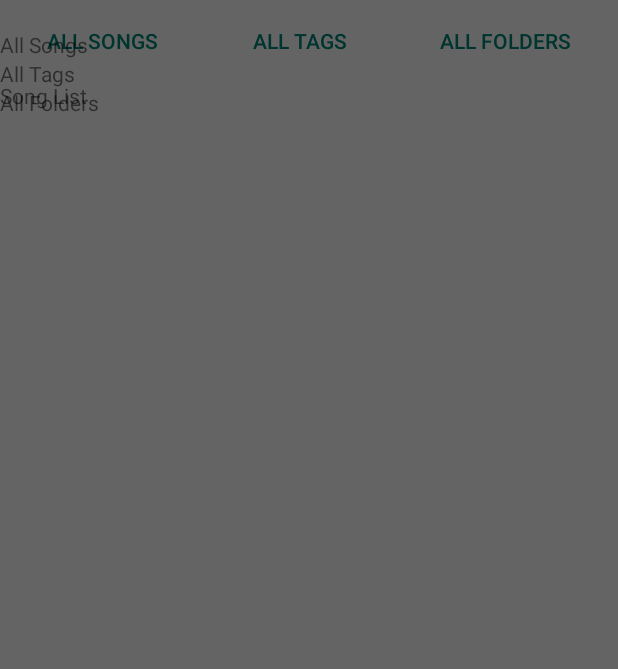
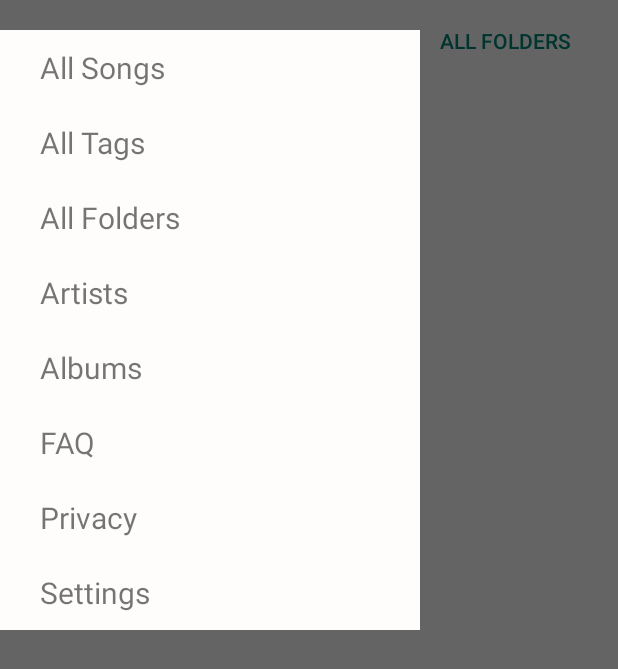
Before and after one commit to iSparkle/WhyDNE_Audio, an Android app: the screen it shows after launch (AllSongsActivity), with the side drawer open, on a phone screen of 412 x 824 dp. Shown: the top 669 px of the screen. Run offline under Robolectric (Android 15) with nearby library versions, the phone set to English and light mode, and no system bars.

Commit message:
SideMenu: Expand base layout

```diff
--- a/app/src/main/res/layout/fragment_side_menu.xml
+++ b/app/src/main/res/layout/fragment_side_menu.xml
@@ -1,28 +1,68 @@
 <?xml version="1.0" encoding="utf-8"?>
-<LinearLayout xmlns:android="http://schemas.android.com/apk/res/android"
+<LinearLayout style="@style/SideBarMenu"
+    xmlns:android="http://schemas.android.com/apk/res/android"
     xmlns:tools="http://schemas.android.com/tools"
-    android:layout_width="match_parent"
-    android:layout_height="match_parent"
+    android:layout_width="wrap_content"
+    android:layout_height="wrap_content"
+    android:background="#FFFCFC"
     android:orientation="vertical"
     tools:context=".SideMenuFragment">
 
     <!-- TODO: Update blank fragment layout -->
     <TextView
         android:id="@+id/txtAllSongs"
+        style="@style/SideBarMenuItem"
         android:layout_width="match_parent"
-        android:layout_height="match_parent"
+        android:layout_height="wrap_content"
         android:text="@string/menu_allsongs" />
 
     <TextView
         android:id="@+id/txtAllTags"
+        style="@style/SideBarMenuItem"
         android:layout_width="match_parent"
         android:layout_height="wrap_content"
         android:text="@string/menu_alltags" />
 
     <TextView
         android:id="@+id/txtAllFolders"
+        style="@style/SideBarMenuItem"
         android:layout_width="match_parent"
         android:layout_height="wrap_content"
         android:text="@string/menu_allfolders" />
 
+    <TextView
+        android:id="@+id/txtAllArtists"
+        style="@style/SideBarMenuItem"
+        android:layout_width="match_parent"
+        android:layout_height="wrap_content"
+        android:text="@string/menu_allartists" />
+
+    <TextView
+        android:id="@+id/txtAllAlbums"
+        style="@style/SideBarMenuItem"
+        android:layout_width="match_parent"
+        android:layout_height="wrap_content"
+        android:text="@string/menu_allalbums" />
+
+    <TextView
+        android:id="@+id/txtFaq"
+        style="@style/SideBarMenuItem"
+        android:layout_width="match_parent"
+        android:layout_height="wrap_content"
+        android:text="@string/menu_faq" />
+
+    <TextView
+        android:id="@+id/txtPrivacy"
+        style="@style/SideBarMenuItem"
+        android:layout_width="match_parent"
+        android:layout_height="wrap_content"
+        android:text="@string/menu_privacy" />
+
+    <TextView
+        android:id="@+id/txtSettings"
+        style="@style/SideBarMenuItem"
+        android:layout_width="match_parent"
+        android:layout_height="wrap_content"
+        android:text="@string/menu_settings" />
+
 </LinearLayout>
--- a/app/src/main/res/values/strings.xml
+++ b/app/src/main/res/values/strings.xml
@@ -1,6 +1,11 @@
 <resources>
     <string name="app_name">WhyDNE Audio</string>
+		<string name="menu_allalbums">Albums</string>
+		<string name="menu_allartists">Artists</string>
     <string name="menu_allfolders">All Folders</string>
     <string name="menu_allsongs">All Songs</string>
     <string name="menu_alltags">All Tags</string>
+		<string name="menu_faq">FAQ</string>
+		<string name="menu_privacy">Privacy</string>
+		<string name="menu_settings">Settings</string>
 </resources>
--- /dev/null
+++ b/app/src/main/res/values/styles.xml
@@ -0,0 +1,12 @@
+<?xml version="1.0" encoding="utf-8" ?>
+<resources xmlns:android="http://schemas.android.com/apk/res/android">
+    <style name="SideBarMenu">
+        <item name="android:paddingRight">72pt</item>
+    </style>
+    <style name="SideBarMenuItem" parent="Widget.AppCompat.TextView">
+        <item name="android:textSize">20sp</item>
+        <item name="android:paddingTop">5pt</item>
+        <item name="android:paddingBottom">5pt</item>
+        <item name="android:paddingLeft">12pt</item>
+    </style>
+</resources>
```
